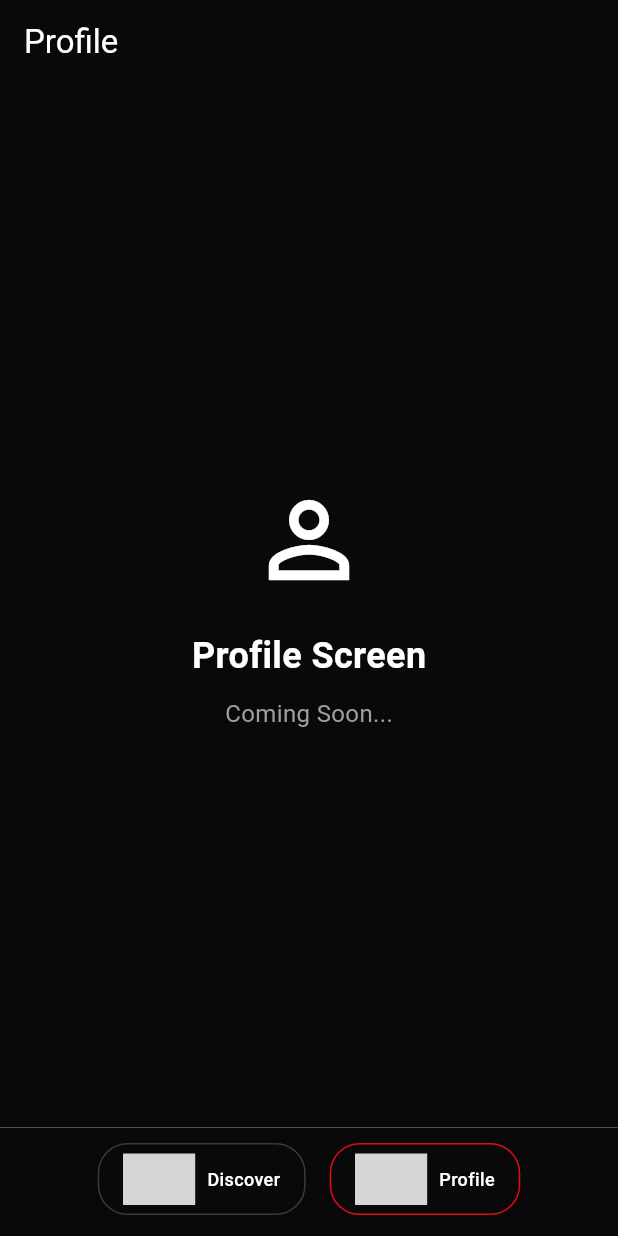
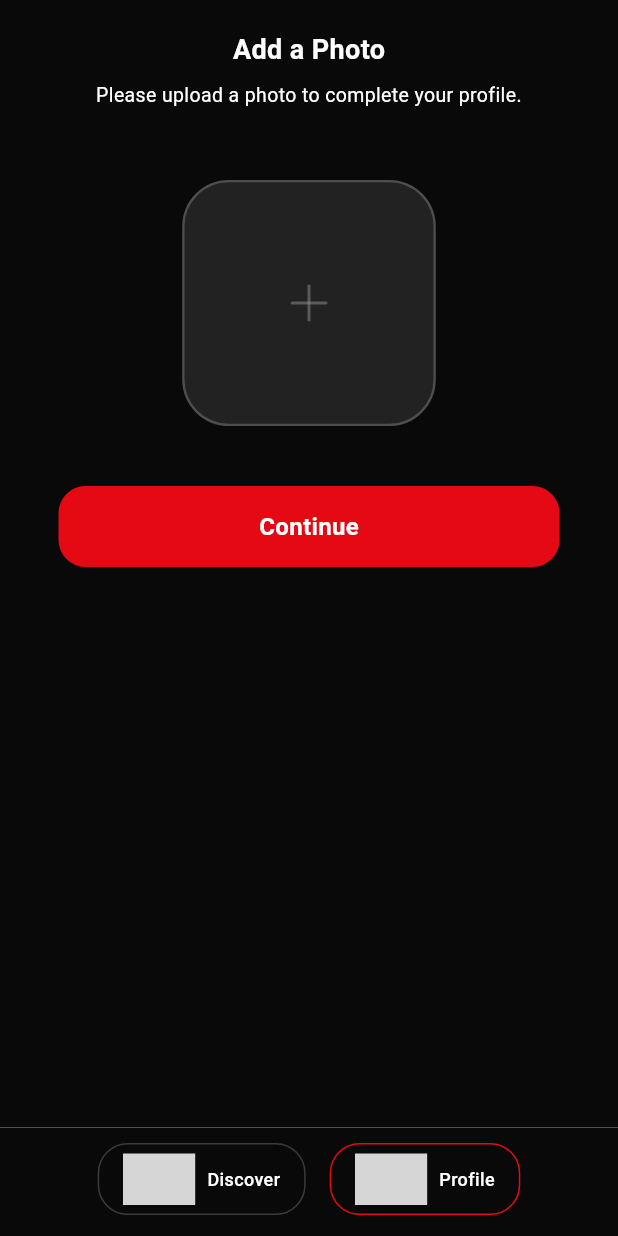
Before and after one commit to anilicen/shartflix, a Flutter app: the screen it shows after launch, after a tap on "Profile", on a phone screen of 412 x 824 dp. Run offline on Flutter 3.47's test engine with Material 3 defaults, Android fonts, the light colour scheme and no system bars; our stand-ins replace cached_network_image, dio, flutter_clean_architecture, flutter_secure_storage, flutter_svg, image_picker and 1 more; accounts and stored records are empty; network calls fail; grey boxes are pictures that could not be loaded.

Commit message:
photo adding

```diff
--- a/lib/data/repositories/user_repository.dart
+++ b/lib/data/repositories/user_repository.dart
@@ -1,3 +1,5 @@
+import 'dart:io';
+
 import 'package:dio/dio.dart';
 import 'package:shartflix/core/services/logger_service.dart';
 import 'package:shartflix/core/services/secure_storage_service.dart';
@@ -130,6 +132,81 @@ class DataUserRepository implements UserRepository {
     }
   }
 
+  @override
+  Future<void> addPhoto(File file) async {
+    final url = '$_baseUrl/user/upload_photo/';
+
+    try {
+      final token = await getAuthToken();
+      if (token == null) {
+        _logger.warning('No auth token found for add photo request');
+        throw Exception('User not authenticated');
+      }
+
+      _logger.info('Uploading photo');
+      _logger.debug('Request URL: $url');
+      _logger.debug('File path: ${file.path}');
+      _logger.debug('File exists: ${await file.exists()}');
+      _logger.debug('File size: ${await file.length()} bytes');
+
+      final formData = FormData.fromMap({
+        'file': await MultipartFile.fromFile(
+          file.path,
+        ),
+      });
+
+      final response = await _dio.post(
+        url,
+        data: formData,
+        options: Options(
+          headers: {
+            'Authorization': 'Bearer $token',
+            // Remove Content-Type header - let Dio set it automatically for multipart
+          },
+        ),
+      );
+
+      _logger.debug('Add photo response: ${response.statusCode} - ${response.data}');
+
+      if (response.statusCode == 200 || response.statusCode == 201) {
+        _logger.info('Photo uploaded successfully');
+      } else {
+        _logger.warning('Failed to upload photo with status code: ${response.statusCode}');
+        throw Exception('Failed to upload photo with status: ${response.statusCode}');
+      }
+    } on DioException catch (e) {
+      if (e.response != null) {
+        _logger.error('HTTP Error ${e.response!.statusCode}: ${e.response!.statusMessage}');
+        _logger.error('Response data: ${e.response!.data}');
+        _logger.error('Request headers: ${e.requestOptions.headers}');
+        _logger.error('Request data type: ${e.requestOptions.data.runtimeType}');
+
+        // More specific error message based on status code
+        String errorMessage = 'Failed to upload photo';
+        if (e.response!.statusCode == 400) {
+          errorMessage = 'Invalid photo format or size - please try a different image';
+        } else if (e.response!.statusCode == 401) {
+          errorMessage = 'Unauthorized - please login again';
+          await logout(); // Clear invalid token
+        } else if (e.response!.statusCode == 413) {
+          errorMessage = 'Photo file is too large - please choose a smaller image';
+        } else if (e.response!.statusCode == 415) {
+          errorMessage = 'Unsupported image format - please use JPG, PNG, or WEBP';
+        } else if (e.response!.statusCode == 500) {
+          errorMessage = 'Server error - please try again later';
+        }
+
+        throw Exception(errorMessage);
+      } else {
+        _logger.error('Network error: ${e.message}', e);
+        throw Exception('Network error: ${e.message}');
+      }
+    } catch (e, stackTrace) {
+      _logger.error('Failed to upload photo', e, stackTrace);
+      throw Exception('Failed to upload photo: ${e.toString()}');
+    }
+  }
+
   // Token management methods
   @override
   Future<String?> getAuthToken() async {
--- a/lib/domain/repositories/user_repository.dart
+++ b/lib/domain/repositories/user_repository.dart
@@ -1,6 +1,9 @@
+import 'dart:io';
+
 abstract class UserRepository {
   Future<void> login(String email, String password);
   Future<void> register(String username, String password, String email);
+  Future<void> addPhoto(File file);
   Future<String?> getAuthToken();
   Future<void> logout();
   Future<Map<String, dynamic>?> getUserProfile();
--- /dev/null
+++ b/lib/pages/add_photo/add_photo_view.dart
@@ -0,0 +1,135 @@
+import 'package:flutter_clean_architecture/flutter_clean_architecture.dart';
+import 'package:flutter_svg/svg.dart';
+import 'package:shartflix/constants.dart';
+import 'package:shartflix/data/repositories/user_repository.dart';
+import 'package:shartflix/pages/add_photo/add_photo_controller.dart';
+import 'package:flutter/material.dart' hide View;
+import 'package:shartflix/widgets/shartflix_text_button.dart';
+
+class AddPhotoView extends View {
+  const AddPhotoView({super.key});
+
+  @override
+  State<StatefulWidget> createState() {
+    // ignore: no_logic_in_create_state
+    return _AddPhotoViewState(
+      AddPhotoController(
+        DataUserRepository(),
+      ),
+    );
+  }
+}
+
+class _AddPhotoViewState extends ViewState<AddPhotoView, AddPhotoController> {
+  _AddPhotoViewState(super.controller);
+
+  @override
+  Widget get view {
+    Size size = MediaQuery.of(context).size;
+    final padding = MediaQuery.of(context).padding;
+
+    return Scaffold(
+      backgroundColor: backgroundColor,
+      body: SingleChildScrollView(
+        child: SizedBox(
+          height: size.height - 74,
+          width: size.width,
+          child: ControlledWidgetBuilder<AddPhotoController>(
+            builder: (context, controller) {
+              return Container(
+                padding: EdgeInsets.only(top: padding.top + 20, left: 39, right: 39),
+                child: Column(
+                  mainAxisAlignment: MainAxisAlignment.start,
+                  crossAxisAlignment: CrossAxisAlignment.center,
+                  children: [
+                    const Text(
+                      'Add a Photo',
+                      style: TextStyle(
+                        color: kWhite,
+                        fontSize: 18,
+                        fontWeight: FontWeight.w600,
+                      ),
+                    ),
+                    const SizedBox(height: 8),
+                    const Text(
+                      'Please upload a photo to complete your profile.',
+                      textAlign: TextAlign.center,
+                      style: TextStyle(
+                        color: kWhite,
+                        fontSize: 13,
+                      ),
+                    ),
+                    const SizedBox(height: 47),
+                    GestureDetector(
+                      onTap: controller.pickImage,
+                      child: Container(
+                        height: 164,
+                        width: 169,
+                        decoration: BoxDecoration(
+                          color: kWhite.withOpacity(0.1),
+                          borderRadius: BorderRadius.circular(31),
+                          border: Border.all(color: kWhite.withOpacity(0.2), width: 1.5),
+                        ),
+                        child: controller.selectedImage != null
+                            ? ClipRRect(
+                                borderRadius: BorderRadius.circular(31),
+                                child: Image.file(
+                                  controller.selectedImage!,
+                                  fit: BoxFit.cover,
+                                ),
+                              )
+                            : Center(
+                                child: SvgPicture.asset(
+                                  'assets/icons/plus.svg',
+                                  height: 26,
+                                  width: 26,
+                                  color: kWhite.withOpacity(0.5),
+                                ),
+                              ),
+                      ),
+                    ),
+                    const SizedBox(height: 20),
+                    if (controller.selectedImage != null)
+                      TextButton(
+                        onPressed: controller.removeImage,
+                        child: const Text(
+                          'Remove Photo',
+                          style: TextStyle(
+                            color: Colors.red,
+                            fontSize: 14,
+                            decoration: TextDecoration.underline,
+                            decorationColor: Colors.red,
+                          ),
+                        ),
+                      ),
+                    if (controller.errorMessage != null)
+                      Padding(
+                        padding: const EdgeInsets.only(bottom: 20),
+                        child: Text(
+                          controller.errorMessage!,
+                          style: const TextStyle(
+                            color: Colors.red,
+                            fontSize: 12,
+                          ),
+                        ),
+                      ),
+                    const SizedBox(height: 20),
+                    ShartflixTextButton(
+                      text: 'Continue',
+                      onPressed: () {
+                        if (!controller.isUploading) {
+                          controller.uploadPhoto(context);
+                        }
+                      },
+                      isLoading: controller.isUploading,
+                    ),
+                  ],
+                ),
+              );
+            },
+          ),
+        ),
+      ),
+    );
+  }
+}
--- a/lib/pages/discover/discover_view.dart
+++ b/lib/pages/discover/discover_view.dart
@@ -9,6 +9,8 @@ import 'package:shartflix/pages/discover/discover_controller.dart';
 
 class DiscoverView extends View {
   static VoidCallback? _animateToFirstPageCallback;
+
+  const DiscoverView({super.key});
 
   static void animateToFirstPage() {
     _animateToFirstPageCallback?.call();
@@ -206,7 +208,7 @@ class _DiscoverViewState extends ViewState<DiscoverView, DiscoverController> wit
                                                                   style: const TextStyle(
                                                                     color: kWhite,
                                                                     fontSize: 13,
-                                                                    fontWeight: FontWeight.w600,
+                                                                    fontWeight: FontWeight.w700,
                                                                   ),
                                                                   recognizer: TapGestureRecognizer()
                                                                     ..onTap = () {
--- a/lib/pages/main/main_view.dart
+++ b/lib/pages/main/main_view.dart
@@ -2,6 +2,7 @@ import 'package:flutter/material.dart' hide View;
 import 'package:flutter_clean_architecture/flutter_clean_architecture.dart';
 import 'package:flutter_svg/svg.dart';
 import 'package:shartflix/constants.dart';
+import 'package:shartflix/pages/add_photo/add_photo_view.dart';
 import 'package:shartflix/pages/discover/discover_view.dart';
 import 'package:shartflix/pages/main/main_controller.dart';
 
@@ -21,7 +22,7 @@ class _MainViewState extends ViewState<MainView, MainController> {
 
   final List<Widget> _screens = [
     DiscoverView(),
-    const ProfilePlaceholderView(),
+    const AddPhotoView(),
   ];
 
   @override
@@ -117,51 +118,3 @@ class _MainViewState extends ViewState<MainView, MainController> {
 }
 
 // Placeholder for Profile Screen
-class ProfilePlaceholderView extends StatelessWidget {
-  const ProfilePlaceholderView({super.key});
-
-  @override
-  Widget build(BuildContext context) {
-    return Scaffold(
-      backgroundColor: backgroundColor,
-      appBar: AppBar(
-        title: const Text(
-          'Profile',
-          style: TextStyle(color: kWhite),
-        ),
-        backgroundColor: backgroundColor,
-        elevation: 0,
-        automaticallyImplyLeading: false,
-      ),
-      body: const Center(
-        child: Column(
-          mainAxisAlignment: MainAxisAlignment.center,
-          children: [
-            Icon(
-              Icons.person_outline,
-              size: 80,
-              color: kWhite,
-            ),
-            SizedBox(height: 20),
-            Text(
-              'Profile Screen',
-              style: TextStyle(
-                color: kWhite,
-                fontSize: 24,
-                fontWeight: FontWeight.bold,
-              ),
-            ),
-            SizedBox(height: 10),
-            Text(
-              'Coming Soon...',
-              style: TextStyle(
-                color: Colors.grey,
-                fontSize: 16,
-              ),
-            ),
-          ],
-        ),
-      ),
-    );
-  }
-}
--- a/pubspec.yaml
+++ b/pubspec.yaml
@@ -42,6 +42,7 @@ dependencies:
   flutter_secure_storage: ^9.2.4
   flutter_svg: ^2.0.10+1
   cached_network_image: ^3.3.1
+  image_picker: ^1.1.2
 
 dev_dependencies:
   flutter_test:
```
Also changed, not shown: lib/navigator.dart (+10 -0 lines), lib/pages/add_photo/add_photo_controller.dart (added, +96 -0 lines), assets/icons/plus.svg (added), pubspec.lock.
